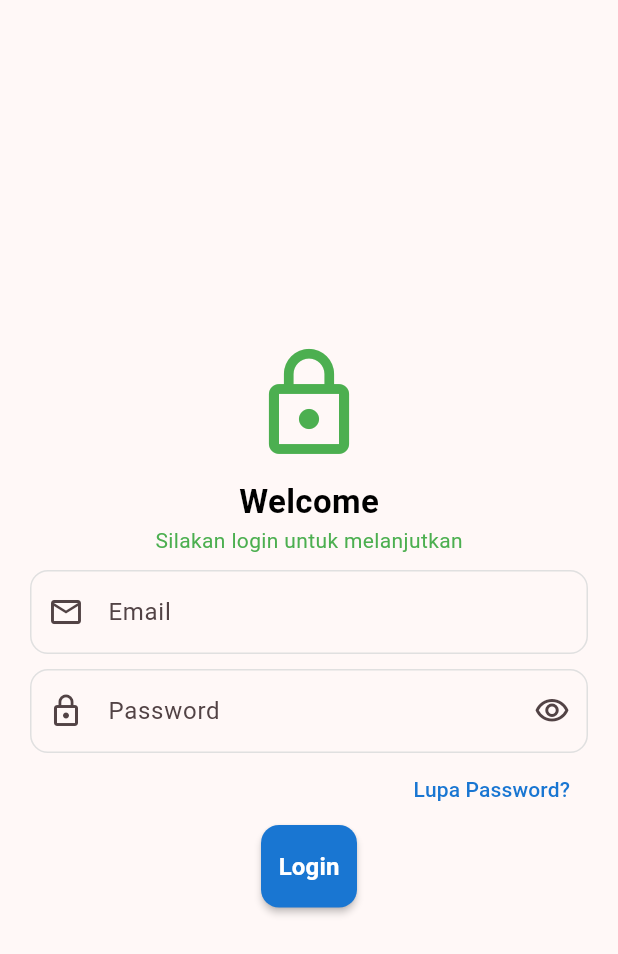
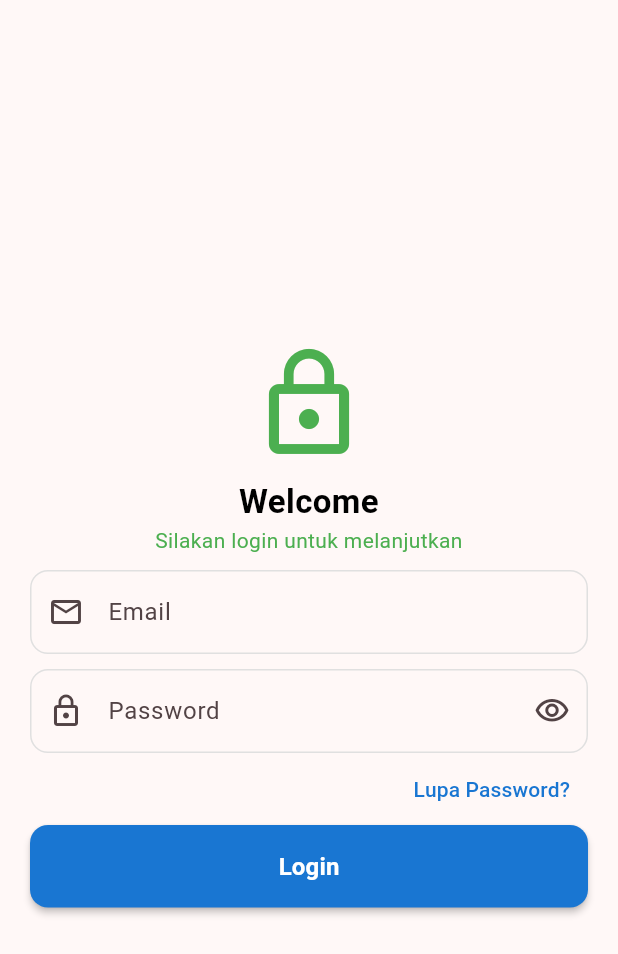
Before and after one commit to helenoktaa/Tugas_week_6_1123150205, a Flutter app: the Login screen opened directly, on a phone screen of 412 x 824 dp. Shown: the top 954 px of the screen. Run offline on Flutter 3.47's test engine with Material 3 defaults, Android fonts, the light colour scheme and no system bars.

Commit message:
update: wrapping button login

```diff
--- a/lib/screen/login.dart
+++ b/lib/screen/login.dart
@@ -13,12 +13,14 @@ class Login extends StatelessWidget {
           padding: const EdgeInsets.all(20.0),
           child: Column(
             mainAxisAlignment: MainAxisAlignment.center,
+            crossAxisAlignment: CrossAxisAlignment.stretch,
             children: [
               SizedBox(height: 10),
               Icon(Icons.lock_outline, size: 80, color: Colors.green),
               SizedBox(height: 10),
               Text(
                 "Welcome",
+                textAlign: TextAlign.center,
                 style: TextStyle(
                   fontSize: 22,
                   fontWeight: FontWeight.bold,
@@ -27,6 +29,7 @@ class Login extends StatelessWidget {
               ),
               Text(
                 "Silakan login untuk melanjutkan",
+                textAlign: TextAlign.center,
                 style: TextStyle(
                   fontWeight: FontWeight.normal,
                   color: Colors.green,
@@ -84,6 +87,7 @@ class Login extends StatelessWidget {
                   ),
                 ),
               ),
+
               ElevatedButton(
                 onPressed: () {},
                 style: ElevatedButton.styleFrom(
```
